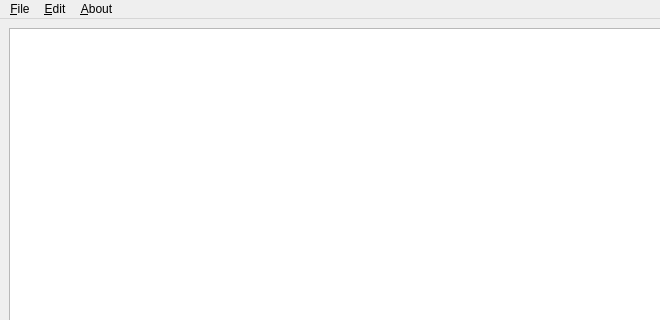
Above: mainwindow.ui from Cyberenchanter/Galaxy-Translator before the change; both pictures show x 0 to 660 and y 0 to 320 of the 800 by 600 pixel window. Below: the same form after it.
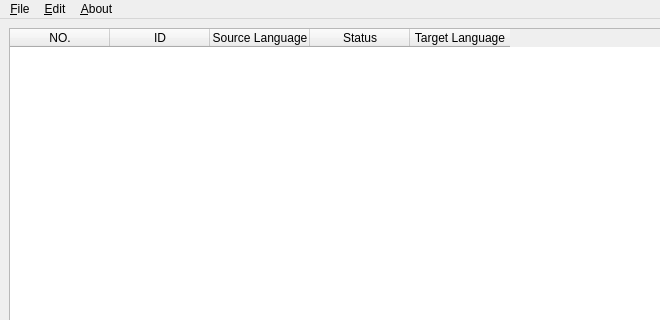
That is the form after the change.

Commit message: Add initial support for table and file reader

Patch:
```diff
--- a/mainwindow.ui
+++ b/mainwindow.ui
@@ -16,7 +16,33 @@
   <widget class="QWidget" name="centralwidget">
    <layout class="QGridLayout" name="gridLayout">
     <item row="0" column="0">
-     <widget class="QPlainTextEdit" name="PlainEdit"/>
+     <widget class="QTableWidget" name="maintable">
+      <column>
+       <property name="text">
+        <string>NO.</string>
+       </property>
+      </column>
+      <column>
+       <property name="text">
+        <string>ID</string>
+       </property>
+      </column>
+      <column>
+       <property name="text">
+        <string>Source Language</string>
+       </property>
+      </column>
+      <column>
+       <property name="text">
+        <string>Status</string>
+       </property>
+      </column>
+      <column>
+       <property name="text">
+        <string>Target Language</string>
+       </property>
+      </column>
+     </widget>
     </item>
    </layout>
   </widget>
```
The commit also changes 2 other files.
